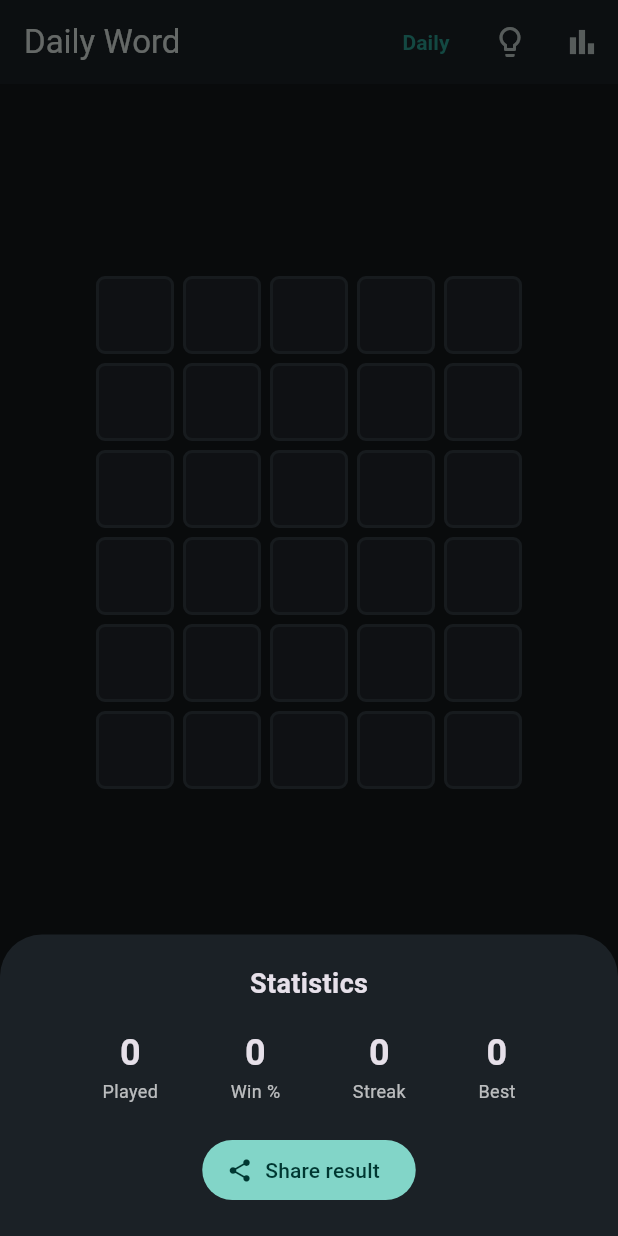
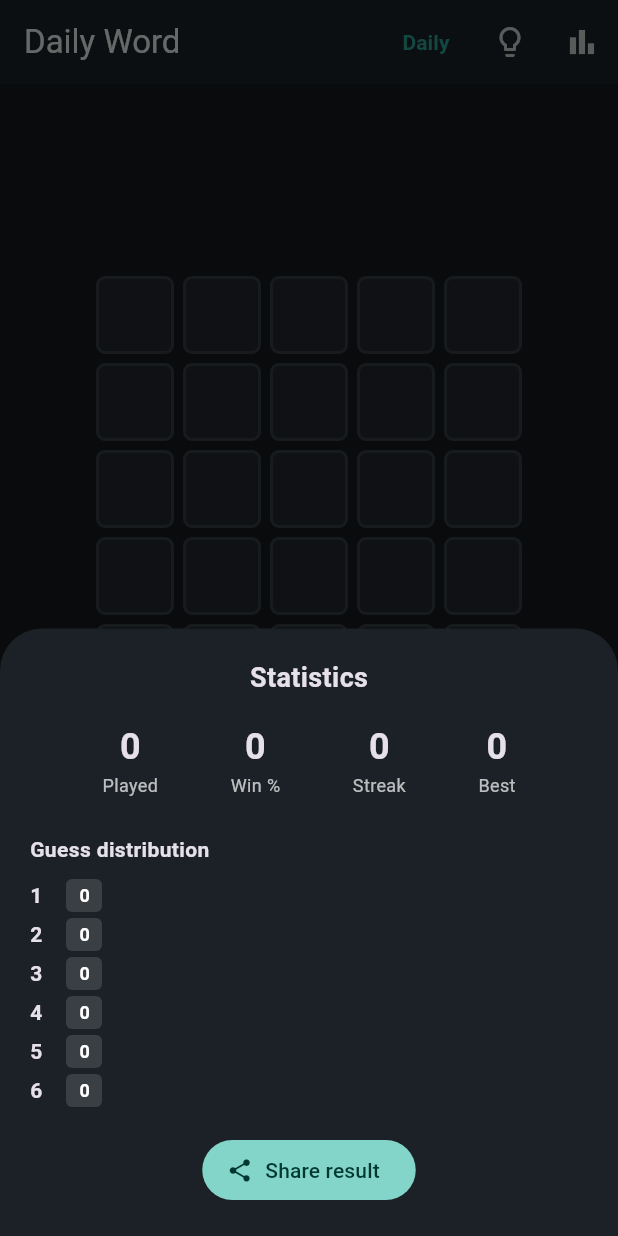
Before and after one commit to khokanuzzaman/wordnook, a Flutter app: the screen it shows after launch, after a tap on the "bar chart" icon, on a phone screen of 412 x 824 dp. Run offline on Flutter 3.47's test engine with Material 3 defaults, Android fonts, the phone set to English and light mode, and no system bars; our stand-ins replace google_mobile_ads, shared_preferences; project files that could hold a hidden picture were left out.

Commit message:
Phase 3: finish persistence + rewarded streak restore
- StorageService tracks broken-streak value; restoreStreak() consumes it,
  marks today won so the run continues, single-use
- GameController.canRestoreStreak / restoreStreak() behind rewarded ad
- StatsSheet: live-updating, guess-distribution bars, Restore-streak offer
- 9 StorageService tests: increment, loss reset, missed-day reset, restore,
  win%, distribution, daily board save/restore

```diff
--- a/lib/screens/stats_sheet.dart
+++ b/lib/screens/stats_sheet.dart
@@ -11,15 +11,25 @@ class StatsSheet extends StatelessWidget {
     showModalBottomSheet(
       context: context,
       backgroundColor: AppPalette.surface,
+      isScrollControlled: true,
       builder: (_) => StatsSheet(controller: controller),
     );
   }
 
   @override
   Widget build(BuildContext context) {
+    // Rebuilds after a streak restore so the numbers update live.
+    return ListenableBuilder(
+      listenable: controller,
+      builder: (context, _) {
         final GameStats s = controller.stats;
         return Padding(
-      padding: const EdgeInsets.all(20),
+          padding: EdgeInsets.fromLTRB(
+            20,
+            20,
+            20,
+            20 + MediaQuery.of(context).viewInsets.bottom,
+          ),
           child: Column(
             mainAxisSize: MainAxisSize.min,
             children: [
@@ -35,19 +45,38 @@ class StatsSheet extends StatelessWidget {
                   _stat('Best', '${s.bestStreak}'),
                 ],
               ),
+              const SizedBox(height: 24),
+              const Align(
+                alignment: Alignment.centerLeft,
+                child: Text('Guess distribution',
+                    style: TextStyle(fontWeight: FontWeight.bold)),
+              ),
+              const SizedBox(height: 8),
+              _Distribution(stats: s),
+              if (controller.canRestoreStreak) ...[
                 const SizedBox(height: 20),
-          // TODO(share): build an emoji result grid in OUR OWN format
-          // (not Wordle's squares) and share via share_plus.
+                FilledButton.icon(
+                  style: FilledButton.styleFrom(
+                    backgroundColor: AppPalette.present,
+                  ),
+                  onPressed: controller.restoreStreak,
+                  icon: const Icon(Icons.local_fire_department),
+                  label: const Text('Restore streak (watch ad)'),
+                ),
+              ],
+              const SizedBox(height: 16),
               FilledButton.icon(
                 onPressed: () {
                   Navigator.pop(context);
-              // Share.share(controller.buildShareText());
+                  // TODO(phase 4): Share.share(controller.buildShareText());
                 },
                 icon: const Icon(Icons.share),
                 label: const Text('Share result'),
               ),
             ],
           ),
+        );
+      },
     );
   }
 
@@ -61,3 +90,62 @@ class StatsSheet extends StatelessWidget {
     );
   }
 }
+
+/// Horizontal bars for wins-in-N-guesses (rows 1..maxGuesses).
+class _Distribution extends StatelessWidget {
+  final GameStats stats;
+  const _Distribution({required this.stats});
+
+  @override
+  Widget build(BuildContext context) {
+    final dist = stats.guessDistribution;
+    final maxCount =
+        dist.skip(1).fold<int>(1, (m, v) => v > m ? v : m); // avoid /0
+    return Column(
+      children: [
+        for (var n = 1; n < dist.length; n++)
+          Padding(
+            padding: const EdgeInsets.symmetric(vertical: 2),
+            child: Row(
+              children: [
+                SizedBox(
+                  width: 16,
+                  child: Text('$n',
+                      style: const TextStyle(fontWeight: FontWeight.bold)),
+                ),
+                const SizedBox(width: 8),
+                Expanded(
+                  child: LayoutBuilder(
+                    builder: (context, constraints) {
+                      final frac = dist[n] / maxCount;
+                      return Align(
+                        alignment: Alignment.centerLeft,
+                        child: Container(
+                          height: 22,
+                          width: (constraints.maxWidth * frac)
+                              .clamp(24.0, constraints.maxWidth),
+                          padding: const EdgeInsets.symmetric(horizontal: 8),
+                          alignment: Alignment.centerRight,
+                          decoration: BoxDecoration(
+                            color: dist[n] > 0
+                                ? AppPalette.correct
+                                : AppPalette.absent,
+                            borderRadius: BorderRadius.circular(4),
+                          ),
+                          child: Text('${dist[n]}',
+                              style: const TextStyle(
+                                  color: Colors.white,
+                                  fontWeight: FontWeight.bold,
+                                  fontSize: 12)),
+                        ),
+                      );
+                    },
+                  ),
+                ),
+              ],
+            ),
+          ),
+      ],
+    );
+  }
+}
--- a/lib/state/game_controller.dart
+++ b/lib/state/game_controller.dart
@@ -165,6 +165,21 @@ class GameController extends ChangeNotifier {
     });
   }
 
+  /// True when the just-finished daily broke a streak that a rewarded ad could
+  /// bring back. Drives the "Restore streak" offer in the stats sheet.
+  bool get canRestoreStreak =>
+      _mode == GameMode.daily && _gameOver && _storage.pendingRestoreStreak() > 0;
+
+  /// Restores a broken streak after the user watches a rewarded ad.
+  void restoreStreak() {
+    if (!canRestoreStreak) return;
+    _ads.showRewarded(onReward: () async {
+      _stats = await _storage.restoreStreak();
+      _flash('Streak restored to ${_stats.currentStreak}!');
+      notifyListeners();
+    });
+  }
+
   // --- helpers -------------------------------------------------------------
 
   void _applyToKeyboard(String guess) {
```
Also changed, not shown: lib/services/storage_service.dart (+28 -5 lines), 1 other file. Lines whose indentation alone changed are shown as unchanged.
